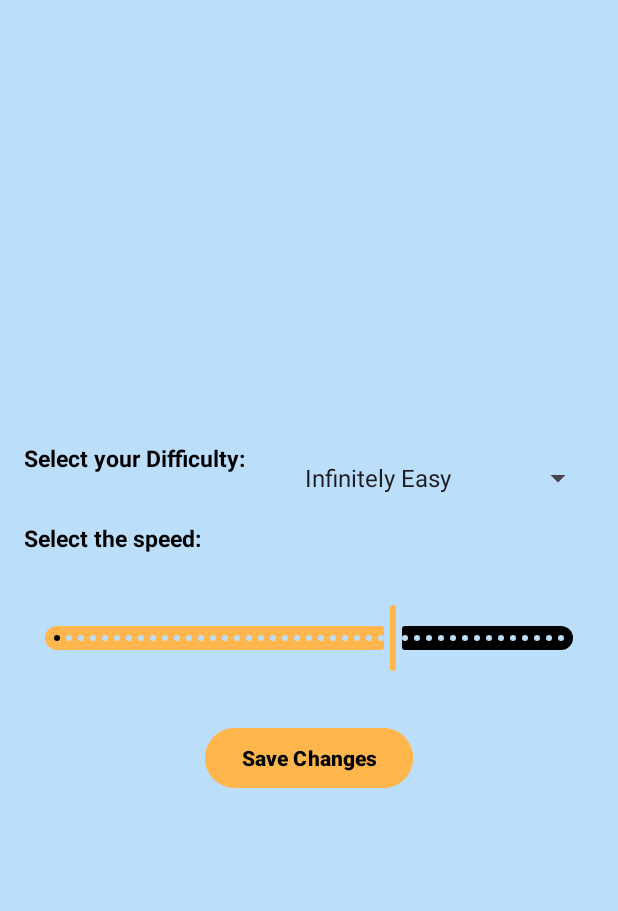
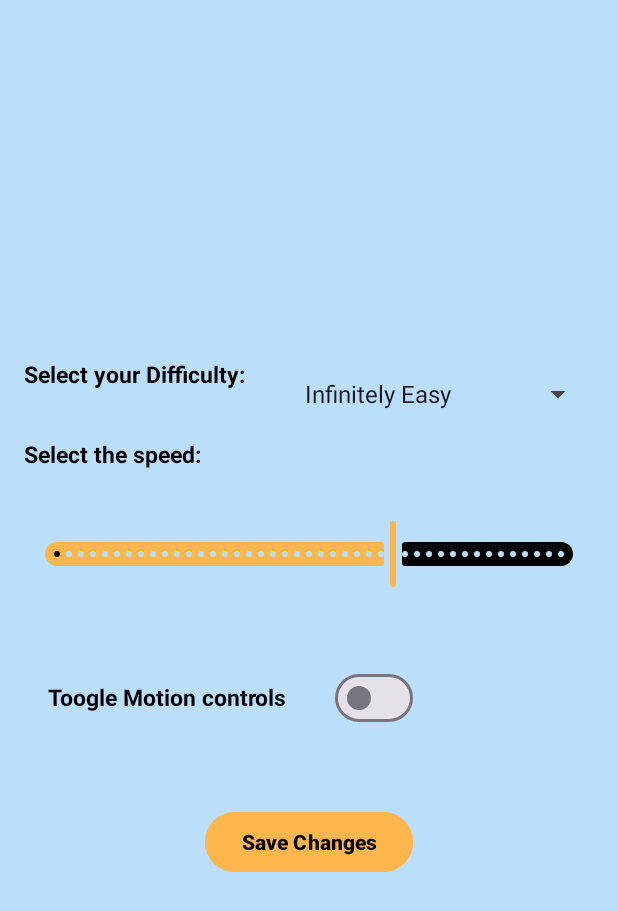
Before and after one commit to lordYorden/hw1-android-25a, an Android app: the SettingsActivity screen opened directly, with no data from a screen before it, on a phone screen of 412 x 824 dp. Shown: the top 911 px of the screen. Run offline under Robolectric (Android 15) with nearby library versions, the phone set to English and light mode, and no system bars.

Commit message:
added tilt controls and settings to app updated app theme and setting ui

```diff
--- a/app/src/main/AndroidManifest.xml
+++ b/app/src/main/AndroidManifest.xml
@@ -13,7 +13,7 @@
         android:label="@string/app_name"
         android:roundIcon="@mipmap/ic_launcher_round"
         android:supportsRtl="true"
-        android:theme="@style/Theme._25AHW1"
+        android:theme="@style/Base.Theme._25AHW1"
         tools:targetApi="31">
         <activity
             android:name=".SettingsActivity"
--- a/app/src/main/java/com/example/a25a_hw1/SettingsActivity.kt
+++ b/app/src/main/java/com/example/a25a_hw1/SettingsActivity.kt
@@ -10,12 +10,16 @@ import androidx.core.view.ViewCompat
 import androidx.core.view.WindowInsetsCompat
 import com.example.a25a_hw1.logic.SettingsManager
 import com.google.android.material.button.MaterialButton
+import com.google.android.material.materialswitch.MaterialSwitch
 import com.google.android.material.slider.Slider
 
 class SettingsActivity : AppCompatActivity() {
     private lateinit var settings_SPN_difficulty: Spinner
     private lateinit var settings_SLD_speed: Slider
     private lateinit var settings_BTN_save: MaterialButton
+
+
+    private lateinit var settings_SWITCH_tilt: MaterialSwitch
 
     override fun onCreate(savedInstanceState: Bundle?) {
         super.onCreate(savedInstanceState)
@@ -30,12 +34,14 @@ class SettingsActivity : AppCompatActivity() {
         super.onResume()
         settings_SPN_difficulty.setSelection(SettingsManager.Difficulty.tumbleweedsPerRow-1)
         settings_SLD_speed.value = SettingsManager.Difficulty.delay.toFloat()
+        settings_SWITCH_tilt.isChecked = SettingsManager.Sensors.usingTilt
     }
 
     private fun findViews() {
         settings_SPN_difficulty = findViewById(R.id.settings_SPN_difficulty)
         settings_SLD_speed = findViewById(R.id.settings_SLD_speed)
         settings_BTN_save = findViewById(R.id.settings_BTN_save)
+        settings_SWITCH_tilt = findViewById(R.id.settings_SWITCH_tilt)
     }
 
     private fun initViews() {
@@ -50,6 +56,10 @@ class SettingsActivity : AppCompatActivity() {
             }
         }
 
+        settings_SWITCH_tilt.setOnClickListener({ v ->
+            SettingsManager.Sensors.usingTilt = settings_SWITCH_tilt.isChecked
+        })
+
         settings_BTN_save.setOnClickListener({v -> finish()})
     }
 
--- a/app/src/main/java/com/example/a25a_hw1/logic/SettingsManager.kt
+++ b/app/src/main/java/com/example/a25a_hw1/logic/SettingsManager.kt
@@ -18,4 +18,11 @@ class SettingsManager {
             tumbleweedsPerRow = num
         }
     }
+
+    object Sensors {
+        var sampleRate: Int = Constants.Sensors.SAMPLE_RATE
+            private set
+
+        var usingTilt: Boolean = Constants.Sensors.USING_TILT
+    }
 }
--- a/app/src/main/java/com/example/a25a_hw1/utilities/Constants.kt
+++ b/app/src/main/java/com/example/a25a_hw1/utilities/Constants.kt
@@ -12,6 +12,11 @@ class Constants {
         const val COWBOY_ROW_END_OFFSET = 1
     }
 
+    object Sensors {
+        const val USING_TILT = false
+        const val SAMPLE_RATE = 250
+    }
+
     object BundleKeys {
         const val SCORE_KEY:String = "SCORE_KEY"
         const val STATUS_KEY :String = "STATUS_KEY"
--- a/app/src/main/res/layout/activity_settings.xml
+++ b/app/src/main/res/layout/activity_settings.xml
@@ -64,13 +64,41 @@
             android:layout_width="wrap_content"
             android:layout_height="wrap_content"
             android:id="@+id/settings_BTN_save"
-            android:layout_below="@id/settings_SLD_speed"
+            android:layout_below="@id/settings_LLC_motion"
             android:text="@string/settings_save_text"
             android:textStyle="bold"
             android:layout_centerHorizontal="true"
             android:backgroundTint="@color/btn_move"
             android:textColor="@color/text_color"
             android:layout_margin="@dimen/default_margin"/>
+
+        <androidx.appcompat.widget.LinearLayoutCompat
+            android:layout_width="wrap_content"
+            android:layout_height="wrap_content"
+            android:id="@+id/settings_LLC_motion"
+            android:layout_below="@id/settings_SLD_speed"
+            android:layout_margin="@dimen/default_margin">
+
+            <com.google.android.material.textview.MaterialTextView
+                android:layout_width="wrap_content"
+                android:layout_height="wrap_content"
+                android:layout_below="@id/settings_SLD_speed"
+                android:text="Toogle Motion controls"
+                android:textColor="@color/text_color"
+                android:layout_margin="@dimen/default_margin"
+                android:textSize="15sp"
+                android:textStyle="bold"
+                android:layout_toStartOf="@id/settings_SWITCH_tilt"/>
+
+            <com.google.android.material.materialswitch.MaterialSwitch
+                android:layout_width="wrap_content"
+                android:id="@+id/settings_SWITCH_tilt"
+                android:layout_height="wrap_content"
+                android:layout_margin="@dimen/default_margin"
+                android:layout_centerHorizontal="true"
+                android:layout_below="@id/settings_SLD_speed"/>
+
+        </androidx.appcompat.widget.LinearLayoutCompat>
     </RelativeLayout>
 
 </androidx.appcompat.widget.LinearLayoutCompat>
--- a/app/src/main/res/values-night/themes.xml
+++ b/app/src/main/res/values-night/themes.xml
@@ -3,5 +3,7 @@
     <style name="Base.Theme._25AHW1" parent="Theme.Material3.DayNight.NoActionBar">
         <!-- Customize your dark theme here. -->
         <!-- <item name="colorPrimary">@color/my_dark_primary</item> -->
+        <item name="colorOnPrimary">@color/text_color</item>
+        <item name="colorPrimary">@color/btn_move</item>
     </style>
 </resources>
--- a/app/src/main/res/values/themes.xml
+++ b/app/src/main/res/values/themes.xml
@@ -3,6 +3,8 @@
     <style name="Base.Theme._25AHW1" parent="Theme.Material3.DayNight.NoActionBar">
         <!-- Customize your light theme here. -->
         <!-- <item name="colorPrimary">@color/my_light_primary</item> -->
+        <item name="colorOnPrimary">@color/text_color</item>
+        <item name="colorPrimary">@color/btn_move</item>
     </style>
 
     <style name="Theme._25AHW1" parent="Base.Theme._25AHW1" />
```
Also changed, not shown: app/src/main/java/com/example/a25a_hw1/MainActivity.kt (+52 -19 lines), app/src/main/java/com/example/a25a_hw1/interfaces/TiltCallback.kt (added, +8 -0 lines), app/src/main/java/com/example/a25a_hw1/utilities/TiltDetector.kt (added, +70 -0 lines).
